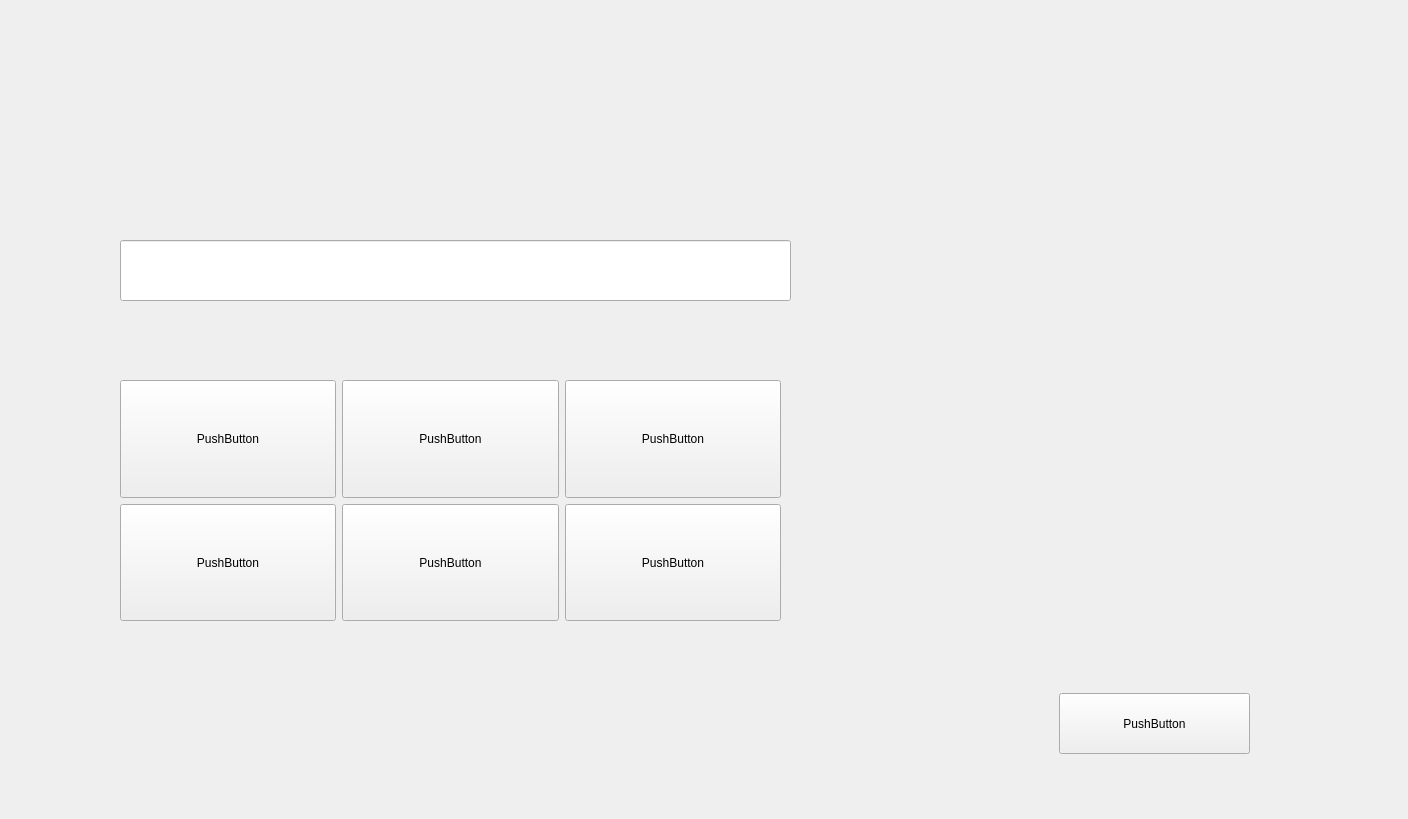
Svetlana-plv/Polynom, file gui/selectwidget.ui: the form before one commit.
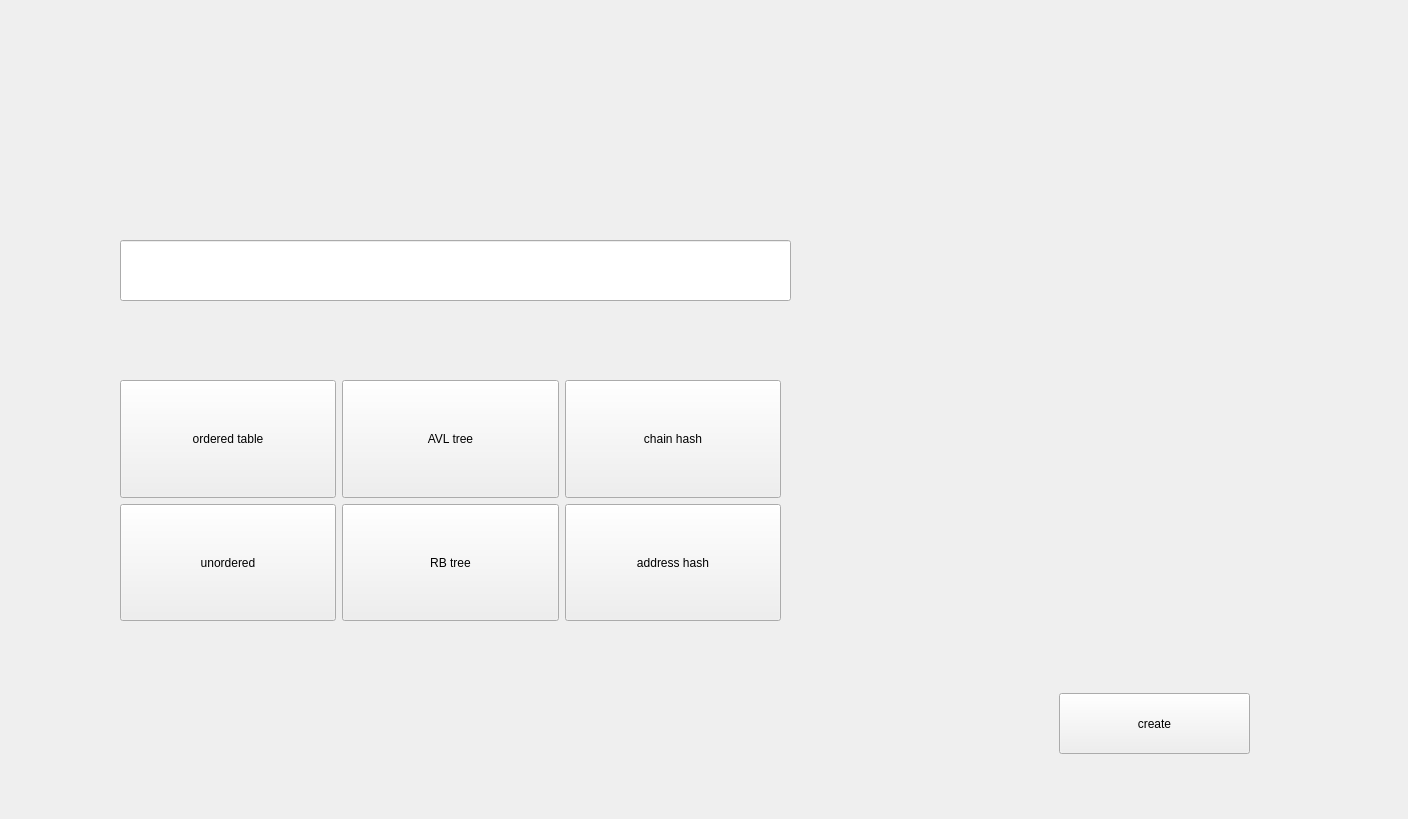
The form after the commit.

```diff
--- a/gui/selectwidget.ui
+++ b/gui/selectwidget.ui
@@ -23,7 +23,7 @@
     </rect>
    </property>
    <property name="text">
-    <string>PushButton</string>
+    <string>create</string>
    </property>
   </widget>
   <widget class="QWidget" name="gridLayoutWidget">
@@ -45,7 +45,7 @@
        </sizepolicy>
       </property>
       <property name="text">
-       <string>PushButton</string>
+       <string>chain hash</string>
       </property>
      </widget>
     </item>
@@ -58,7 +58,7 @@
        </sizepolicy>
       </property>
       <property name="text">
-       <string>PushButton</string>
+       <string>ordered table</string>
       </property>
      </widget>
     </item>
@@ -71,7 +71,7 @@
        </sizepolicy>
       </property>
       <property name="text">
-       <string>PushButton</string>
+       <string>unordered</string>
       </property>
      </widget>
     </item>
@@ -84,7 +84,7 @@
        </sizepolicy>
       </property>
       <property name="text">
-       <string>PushButton</string>
+       <string>RB tree</string>
       </property>
      </widget>
     </item>
@@ -97,7 +97,7 @@
        </sizepolicy>
       </property>
       <property name="text">
-       <string>PushButton</string>
+       <string>AVL tree</string>
       </property>
      </widget>
     </item>
@@ -110,7 +110,7 @@
        </sizepolicy>
       </property>
       <property name="text">
-       <string>PushButton</string>
+       <string>address hash</string>
       </property>
      </widget>
     </item>
```
Left out of the diff: 14 changed lines with no effect on the pictures.
